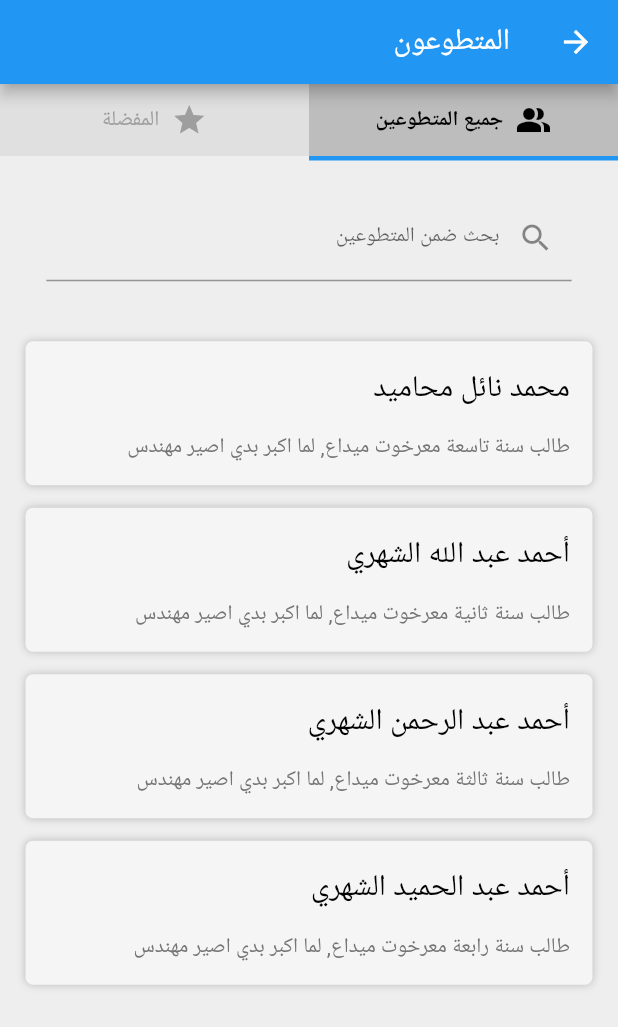
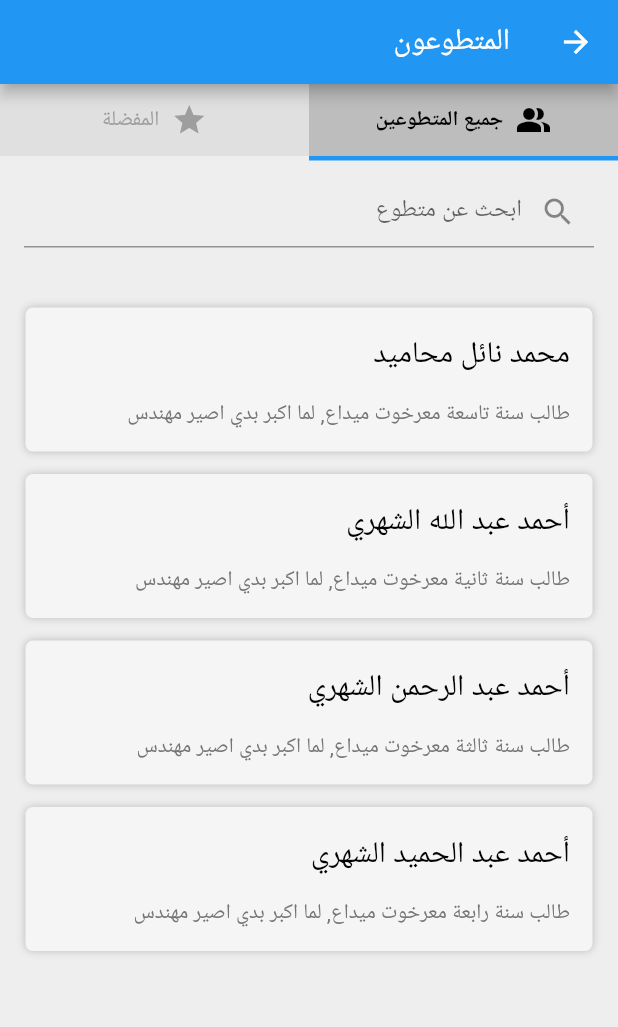
Before and after one commit to muhammad6535/Majalat-App, a Flutter app: the VolunteersScreen screen opened directly, on a phone screen of 412 x 824 dp. Shown: the top 1027 px of the screen. Run offline on Flutter 3.47's test engine with Material 2 defaults, Android fonts, the light colour scheme and no system bars; our stand-ins replace google_fonts; Roboto replaces fonts that are missing (Almarai).

Commit message:
make the search functional

```diff
--- a/lib/screens/Volunteers_Screen.dart
+++ b/lib/screens/Volunteers_Screen.dart
@@ -17,6 +17,8 @@ class VolunteersScreen extends StatefulWidget {
 }
 
 class _VolunteersScreenState extends State<VolunteersScreen> {
+  String? searchQuery;
+
   @override
   Widget build(BuildContext context) {
     return Directionality(
@@ -51,7 +53,6 @@ class _VolunteersScreenState extends State<VolunteersScreen> {
                     onPressed: () {
                       setState(() {
                         VolunteersScreen.listToShow = VolunteerData.favorites;
-
                         VolunteersScreen.isSelected = false;
                       });
                     },
@@ -61,7 +62,13 @@ class _VolunteersScreenState extends State<VolunteersScreen> {
               const SizedBox(
                 height: 10,
               ),
-              const SearchInput(),
+              SearchInput(
+                onSearchQueryChanged: (query) {
+                  setState(() {
+                    searchQuery = query;
+                  });
+                },
+              ),
               const SizedBox(
                 height: 35,
               ),
@@ -69,9 +76,30 @@ class _VolunteersScreenState extends State<VolunteersScreen> {
                 height: MediaQuery.of(context).size.height * 1,
                 width: double.infinity,
                 child: ListView.builder(
-                  itemCount: VolunteersScreen.listToShow.length,
+                  itemCount: VolunteersScreen.listToShow
+                      .where((volunteer) =>
+                          searchQuery == null ||
+                          searchQuery!.isEmpty ||
+                          volunteer.name
+                              .toLowerCase()
+                              .contains(searchQuery!.toLowerCase()) ||
+                          volunteer.description
+                              .toLowerCase()
+                              .contains(searchQuery!.toLowerCase()))
+                      .length,
                   itemBuilder: (context, index) {
-                    return VolunteersScreen.listToShow[index];
+                    final filteredList = VolunteersScreen.listToShow
+                        .where((volunteer) =>
+                            searchQuery == null ||
+                            searchQuery!.isEmpty ||
+                            volunteer.name
+                                .toLowerCase()
+                                .contains(searchQuery!.toLowerCase()) ||
+                            volunteer.description
+                                .toLowerCase()
+                                .contains(searchQuery!.toLowerCase()))
+                        .toList();
+                    return filteredList[index];
                   },
                 ),
               ),
--- a/lib/widgets/Search_Input.dart
+++ b/lib/widgets/Search_Input.dart
@@ -1,37 +1,23 @@
 // ignore_for_file: depend_on_referenced_packages, library_private_types_in_public_api, file_names, use_key_in_widget_constructors
 
 import 'package:flutter/material.dart';
-import 'package:google_fonts/google_fonts.dart';
 
-class SearchInput extends StatefulWidget {
-  static String? freeText;
-  const SearchInput({
-    Key? key,
-  });
+class SearchInput extends StatelessWidget {
+  final ValueChanged<String> onSearchQueryChanged;
 
-  @override
-  _SearchInputState createState() => _SearchInputState();
-}
+  const SearchInput({Key? key, required this.onSearchQueryChanged})
+      : super(key: key);
 
-class _SearchInputState extends State<SearchInput> {
   @override
   Widget build(BuildContext context) {
     return Padding(
-      padding: const EdgeInsets.only(top: 13),
-      child: SizedBox(
-        width: MediaQuery.of(context).size.width * 0.85,
-        child: TextFormField(
-          onChanged: (value) {
-            setState(() {
-              SearchInput.freeText = value;
-            });
-          },
-          style: GoogleFonts.almarai(fontSize: 16),
-          decoration: InputDecoration(
-              labelText: "بحث ضمن المتطوعين",
-              labelStyle: GoogleFonts.almarai(fontSize: 14),
-              prefixIcon: const Icon(Icons.search)),
+      padding: const EdgeInsets.symmetric(horizontal: 16),
+      child: TextField(
+        decoration: const InputDecoration(
+          hintText: 'ابحث عن متطوع',
+          prefixIcon: Icon(Icons.search),
         ),
+        onChanged: onSearchQueryChanged,
       ),
     );
   }
```
